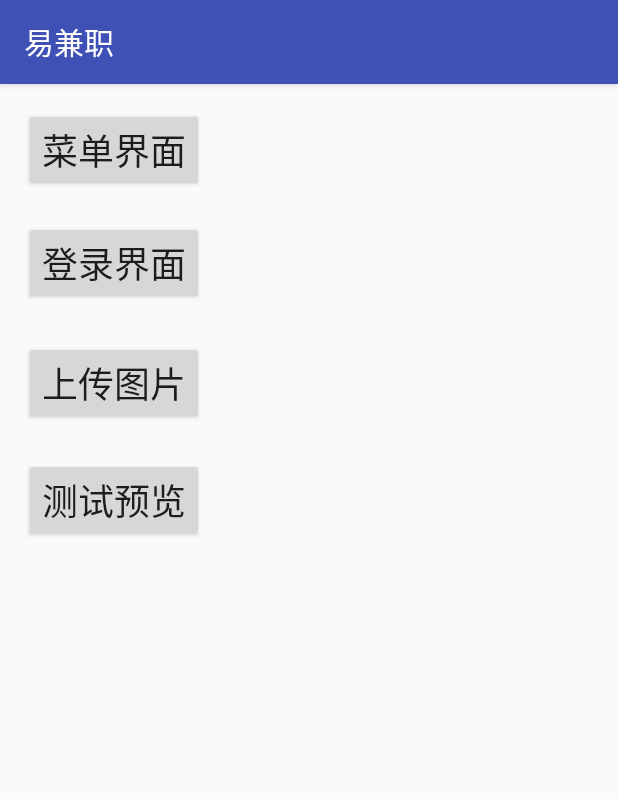
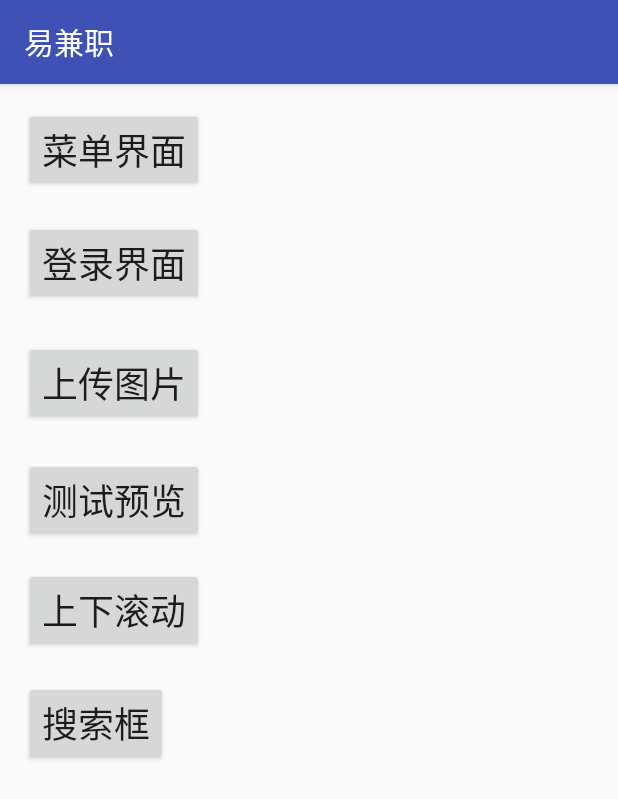
Before and after one commit to yishuixiaozi/Partwork, an Android app: the MainActivity screen opened directly, with no data from a screen before it, on a phone screen of 412 x 824 dp. Shown: the top 799 px of the screen. Run offline under Robolectric (Android 15) with nearby library versions, the phone set to English and light mode, and no system bars.

Commit message:
第五次上传：2018、3、6滑动界面初设完成

```diff
--- a/app/build.gradle
+++ b/app/build.gradle
@@ -24,8 +24,8 @@ dependencies {
     androidTestCompile('com.android.support.test.espresso:espresso-core:2.2.2', {
         exclude group: 'com.android.support', module: 'support-annotations'
     })
+    compile files('libs/universal-image-loader-1.9.5.jar')
     compile 'com.android.support:appcompat-v7:25.3.1'
     compile 'com.android.support.constraint:constraint-layout:1.0.0-alpha7'
     testCompile 'junit:junit:4.12'
-    compile files('libs/universal-image-loader-1.9.5.jar')
 }
--- a/app/src/main/java/com/hhit/edu/partwork/MainActivity.java
+++ b/app/src/main/java/com/hhit/edu/partwork/MainActivity.java
@@ -29,4 +29,10 @@ public class MainActivity extends AppCompatActivity {
     public void goYulan(View view){
         startActivity(new Intent(this,PreviewActivity.class));
     }
+
+    /*去上下滑动界面*/
+    public void goGundong(View view){
+        startActivity(new Intent(this,UdmoveActivity.class));
+    }
+    /*去搜索界面*/
 }
--- a/app/src/main/res/layout/activity_main.xml
+++ b/app/src/main/res/layout/activity_main.xml
@@ -65,4 +65,34 @@
         app:layout_constraintTop_toBottomOf="@+id/button3"
         tools:layout_constraintLeft_creator="1"
         app:layout_constraintLeft_toLeftOf="@+id/button3" />
+
+    <Button
+        android:id="@+id/button5"
+        android:layout_width="wrap_content"
+        android:layout_height="wrap_content"
+        android:text="上下滚动"
+        android:onClick="goGundong"
+        android:textSize="24sp"
+        tools:layout_constraintTop_creator="1"
+        tools:layout_constraintRight_creator="1"
+        app:layout_constraintRight_toRightOf="@+id/button4"
+        android:layout_marginTop="17dp"
+        app:layout_constraintTop_toBottomOf="@+id/button4"
+        tools:layout_constraintLeft_creator="1"
+        app:layout_constraintLeft_toLeftOf="@+id/button4" />
+
+    <Button
+        android:id="@+id/button6"
+        android:layout_width="wrap_content"
+        android:layout_height="wrap_content"
+        android:text="搜索框"
+        android:onClick="goSearch"
+        android:textSize="24sp"
+        tools:layout_constraintTop_creator="1"
+        android:layout_marginStart="16dp"
+        android:layout_marginTop="19dp"
+        app:layout_constraintTop_toBottomOf="@+id/button5"
+        tools:layout_constraintLeft_creator="1"
+        app:layout_constraintLeft_toLeftOf="parent"
+        android:layout_marginLeft="16dp" />
 </android.support.constraint.ConstraintLayout>
--- a/app/src/main/res/values/colors.xml
+++ b/app/src/main/res/values/colors.xml
@@ -23,4 +23,10 @@
     <!-- 浅色字体颜色 -->
     <color name="text_color_light">#999999</color>
     <color name="text_color_light2">#acacac</color>
+    <!--搜索框样式设计样色-->
+    <color name="search_edit_gray">#ffcccccc</color>
+    <!--搜索框2设计颜色-->
+    <color name="colorDefault">#ffffff</color>
+    <color name="colorBackground">#f1f0f6</color>
+    <color name="colorText">#9b9b9b</color>
 </resources>
```
Also changed, not shown: app/src/main/AndroidManifest.xml (+4 -3 lines), app/src/main/java/com/hhit/edu/partwork/UdmoveActivity.java (added, +68 -0 lines), app/src/main/java/com/hhit/edu/view/ObservableScrollView.java (added, +53 -0 lines), app/src/main/res/layout/activity_udmove.xml (added, +62 -0 lines), app/src/main/res/values/styles.xml (+21 -41 lines), app/src/main/res/drawable-xhdpi/edit_delete_icon.png (added), app/src/main/res/drawable-xhdpi/edit_delete_pressed_icon.png (added), app/src/main/res/drawable-xhdpi/search_edit_bg.png (added), app/src/main/res/drawable-xhdpi/search_icon.png (added).
